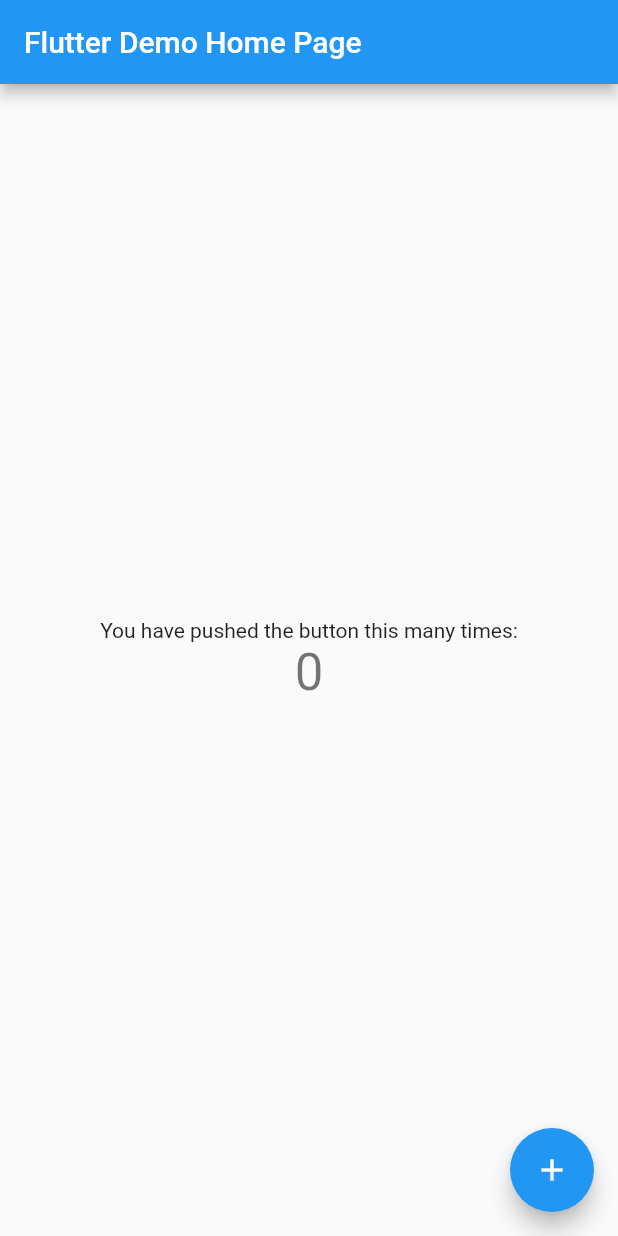
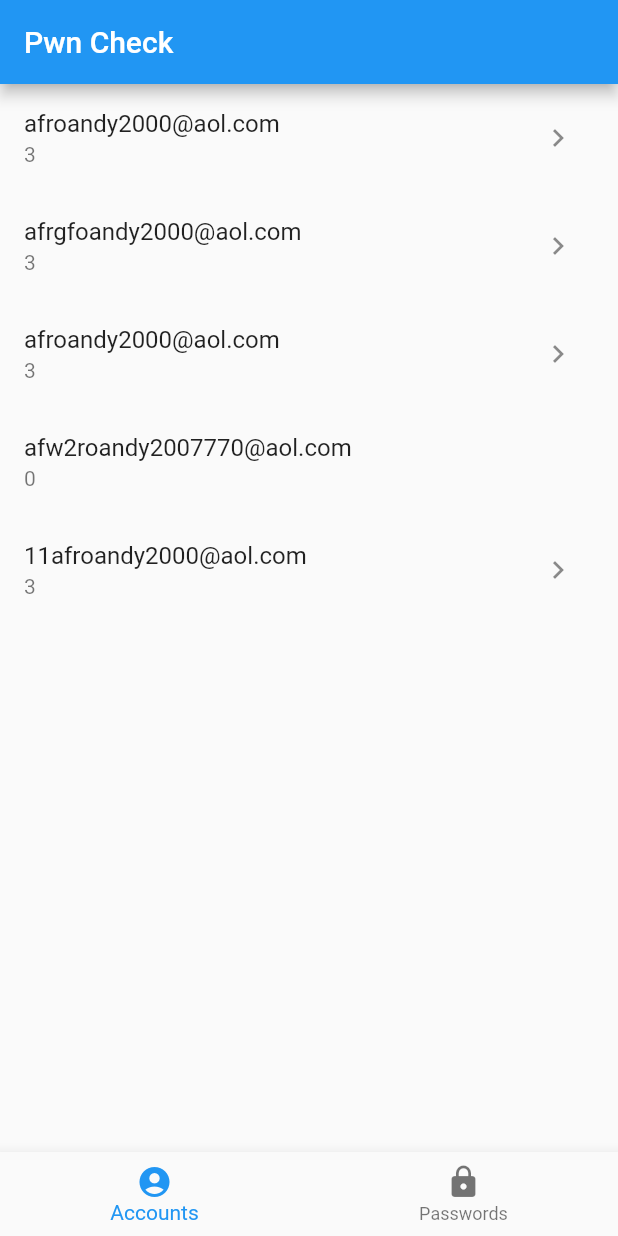
Before and after one commit to asalmon9989/account-check, a Flutter app: the screen it shows after launch, on a phone screen of 412 x 824 dp. Run offline on Flutter 3.47's test engine with Material 2 defaults, Android fonts, the phone set to English and light mode, and no system bars; missing offline and left inert: flutter_user_agent.

Commit message:
Before adding provider

```diff
--- /dev/null
+++ b/lib/src/App.dart
@@ -0,0 +1,68 @@
+import 'package:flutter/material.dart';
+import 'package:pwn_check/src/views/passwords_view.dart';
+import './views/accounts_view.dart';
+
+class App extends StatefulWidget {
+  @override
+  _AppState createState() => _AppState();
+}
+
+class _AppState extends State<App> {
+  int _currentIndex = 0;
+
+  @override
+  Widget build(BuildContext context) {
+    return MaterialApp(
+      title: "Pwn Check",
+      home: DefaultTabController(
+        length: 2,
+        child: Scaffold(
+          bottomNavigationBar: BottomNavigationBar(
+            currentIndex: _currentIndex,
+            onTap: onTabTap,
+            items: buildBottomNavigationBarItems(),
+          ),
+          appBar: AppBar(
+            title: Text("Pwn Check"),
+          ),
+          body: buildTabBar()[_currentIndex],
+        ),
+      ),
+    );
+  }
+
+  List<BottomNavigationBarItem> buildBottomNavigationBarItems() {
+    return <BottomNavigationBarItem>[
+      BottomNavigationBarItem(
+        icon: new Icon(Icons.account_circle),
+        title: new Text('Accounts'),
+      ),
+      BottomNavigationBarItem(
+        icon: new Icon(Icons.lock),
+        title: new Text('Passwords'),
+      ),
+    ];
+  }
+
+  final List<Tab> tabs = <Tab>[
+    Tab(text: "Accounts"),
+    Tab(text: "Passwords"),
+  ];
+
+  List<Widget> buildTabBar() {
+    return <Widget>[
+      AccountsView(),
+      PasswordsView(),
+    ];
+  }
+
+  void onTabTap(int index) {
+    setState(() {
+      _currentIndex = index;
+    });
+  }
+
+  Widget dummyView(String str) => Center(
+        child: Text(str),
+      );
+}
--- /dev/null
+++ b/lib/src/services/test_response.json
@@ -0,0 +1,33 @@
+[{
+    "Name": "000webhost",
+    "Title": "000webhost",
+    "Domain": "000webhost.com",
+    "BreachDate": "2015-03-01",
+    "AddedDate": "2015-10-26T23:35:45Z",
+    "ModifiedDate": "2017-12-10T21:44:27Z",
+    "PwnCount": 14936670,
+    "Description": "In approximately March 2015, the free web hosting provider <a href=\"http://www.troyhunt.com/2015/10/breaches-traders-plain-text-passwords.html\" target=\"_blank\" rel=\"noopener\">000webhost suffered a major data breach</a> that exposed almost 15 million customer records. The data was sold and traded before 000webhost was alerted in October. The breach included names, email addresses and plain text passwords.",
+    "LogoPath": "https://haveibeenpwned.com/Content/Images/PwnedLogos/000webhost.png",
+    "DataClasses": ["Email addresses", "IP addresses", "Names", "Passwords"],
+    "IsVerified": true,
+    "IsFabricated": false,
+    "IsSensitive": false,
+    "IsRetired": false,
+    "IsSpamList": false
+}, {
+    "Name": "126",
+    "Title": "126",
+    "Domain": "126.com",
+    "BreachDate": "2012-01-01",
+    "AddedDate": "2016-10-08T07:46:05Z",
+    "ModifiedDate": "2016-10-08T07:46:05Z",
+    "PwnCount": 6414191,
+    "Description": "In approximately 2012, its alleged that the Chinese email service known as <a href=\"http://126.com\" target=\"_blank\" rel=\"noopener\">126</a> suffered a data breach that impacted 6.4 million subscribers. Whilst there is evidence that the data is legitimate, due to the difficulty of emphatically verifying the Chinese breach it has been flagged as &quot;unverified&quot;. The data in the breach contains email addresses and plain text passwords. <a href=\"https://www.troyhunt.com/handling-chinese-data-breaches-in-have-i-been-pwned/\" target=\"_blank\" rel=\"noopener\">Read more about Chinese data breaches in Have I Been Pwned.</a>",
+    "LogoPath": "https://haveibeenpwned.com/Content/Images/PwnedLogos/126.png",
+    "DataClasses": ["Email addresses", "Passwords"],
+    "IsVerified": false,
+    "IsFabricated": false,
+    "IsSensitive": false,
+    "IsRetired": false,
+    "IsSpamList": false
+}]
--- /dev/null
+++ b/lib/src/views/accounts_view.dart
@@ -0,0 +1,34 @@
+import 'package:flutter/material.dart';
+
+final List<Map<String, dynamic>> dummy = [
+  {"account": "afroandy2000@aol.com", "breaches": 3},
+  {"account": "afrgfoandy2000@aol.com", "breaches": 3},
+  {"account": "afroandy2000@aol.com", "breaches": 3},
+  {"account": "afw2roandy2007770@aol.com", "breaches": 0},
+  {"account": "11afroandy2000@aol.com", "breaches": 3},
+];
+
+class AccountsView extends StatelessWidget {
+  @override
+  Widget build(BuildContext context) {
+    return ListView.builder(
+      itemBuilder: (context, index) => ListTile(
+        title: Text(dummy[index]['account']),
+        subtitle: Text(dummy[index]['breaches'].toString()),
+        trailing: rightArrow(dummy[index]['breaches'], index),
+      ),
+      itemCount: 5,
+    );
+  }
+
+  Widget rightArrow(int count, int index) {
+    return count > 0
+        ? IconButton(
+            icon: Icon(Icons.keyboard_arrow_right),
+            onPressed: () {
+              print('Go: $index');
+            },
+          )
+        : null;
+  }
+}
--- a/pubspec.yaml
+++ b/pubspec.yaml
@@ -24,6 +24,8 @@ dependencies:
   flutter:
     sdk: flutter
   http: ^0.12.1
+  flutter_user_agent: ^1.2.2
+  crypto: ^2.1.4
 
 
   # The following adds the Cupertino Icons font to your application.
```
Also changed, not shown: lib/main.dart (+6 -51 lines), lib/src/models/breach_model.dart (added, +55 -0 lines), lib/src/models/paste_model.dart (added, +27 -0 lines), lib/src/services/api.dart (added, +131 -0 lines), lib/src/views/passwords_view.dart (added, +12 -0 lines), pubspec.lock, 6 other files.
